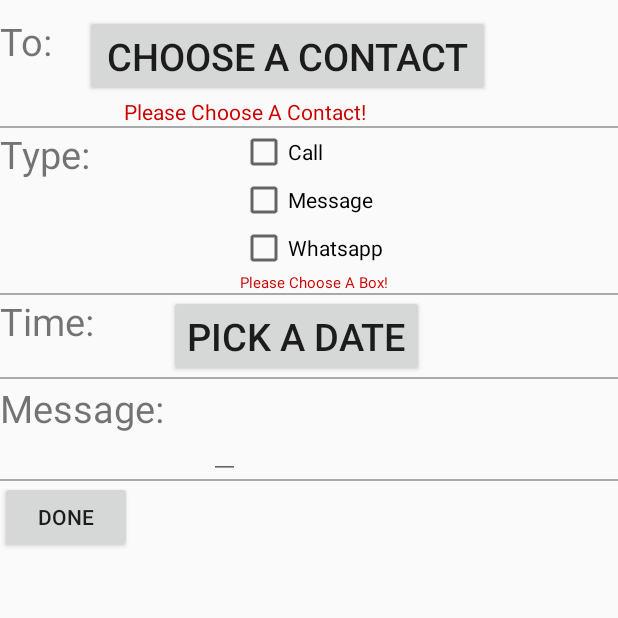
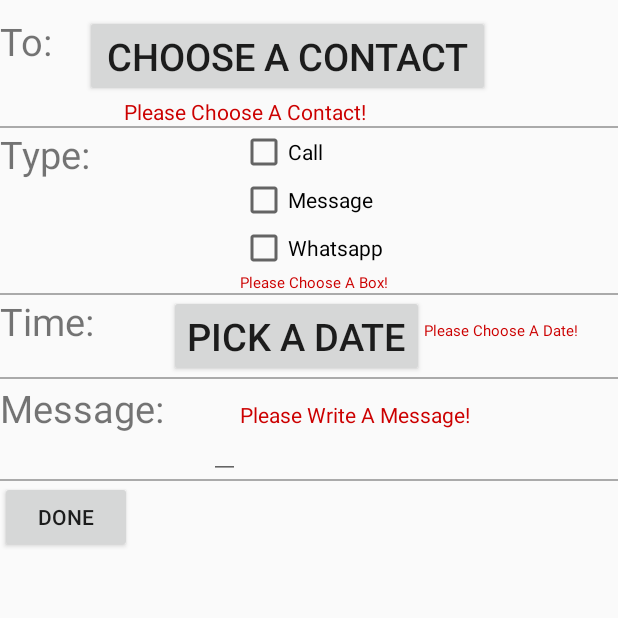
Before and after one commit to amitropp/finalProject, an Android app: the fragment AddMsgFragment shown on its own in the app's theme, after a tap on "DONE", on a phone screen of 412 x 824 dp, the top half of it. Run offline under Robolectric (Android 15) with nearby library versions, the phone set to English and light mode, and no system bars.

Commit message:
err messages

```diff
--- a/app/src/main/java/com/friends/stay/keepintouch/AddMsgFragment.java
+++ b/app/src/main/java/com/friends/stay/keepintouch/AddMsgFragment.java
@@ -48,7 +48,7 @@ public class AddMsgFragment extends Fragment {
     private Msg mExistingMsg = null;
     private String mChosenName;
     private String mChosenPhoneNumber;
-    private Date mChosenDate;
+    private Date mChosenDate = null;
     private int mindexOfMsgToEdit;
     private CheckBox[] mAllCb;
     private final static int CALL = 0;
@@ -306,14 +306,27 @@ public class AddMsgFragment extends Fragment {
         mDoneBtn.setOnClickListener(new View.OnClickListener() {
             @Override
             public void onClick(View v) {
+                String msgContent = mMessageTextEt.getText().toString();
                 boolean isChosenName = mChosenName != null;
+                boolean isDateChosen = mChosenDate != null;
+                boolean isMsgContent = msgContent.length() > 0;
                 if (!isChosenName) {
                     thisView.findViewById(R.id.tv_err_no_chosen_contact).setVisibility(View.VISIBLE);
                 } else {
                     thisView.findViewById(R.id.tv_err_no_chosen_contact).setVisibility(View.INVISIBLE);
                 }
+                if (!isDateChosen) {
+                    thisView.findViewById(R.id.tv_err_no_date).setVisibility(View.VISIBLE);
+                } else {
+                    thisView.findViewById(R.id.tv_err_no_date).setVisibility(View.INVISIBLE);
+                }
+                if (!isMsgContent) {
+                    thisView.findViewById(R.id.tv_err_no_msg).setVisibility(View.VISIBLE);
+                } else {
+                    thisView.findViewById(R.id.tv_err_no_msg).setVisibility(View.INVISIBLE);
+                }
 
-                String msgContent = mMessageTextEt.getText().toString();
+
                 //get which medias are pressed is pressed
                 boolean isCall = mAllCb[CALL].isChecked();
                 boolean isMsg = mAllCb[SMS].isChecked();
@@ -326,7 +339,7 @@ public class AddMsgFragment extends Fragment {
                 } else {
                     thisView.findViewById(R.id.tv_err_no_chosen_box).setVisibility(View.INVISIBLE);
                 }
-                if (!isChosenBox || !isChosenName) {
+                if (!isChosenBox || !isChosenName || !isMsgContent || !isDateChosen) {
                     return;
                 }
                 MainActivity activity = MainActivity.getInstance();
--- a/app/src/main/res/layout/fragment_add_msg.xml
+++ b/app/src/main/res/layout/fragment_add_msg.xml
@@ -132,7 +132,8 @@
     <!--Time-->
     <LinearLayout
         android:layout_width="wrap_content"
-        android:layout_height="wrap_content">
+        android:layout_height="wrap_content"
+        android:weightSum="1">
         <RelativeLayout
             android:layout_width="wrap_content"
             android:layout_height="wrap_content"
@@ -160,6 +161,15 @@
                 android:layout_toEndOf="@+id/textView3" />
 
         </RelativeLayout>
+        <TextView
+            android:layout_width="wrap_content"
+            android:layout_height="wrap_content"
+            android:id="@+id/tv_err_no_date"
+            android:text="Please Choose A Date!"
+            android:textColor="@android:color/holo_red_dark"
+            android:visibility="invisible"
+            android:textSize="10dp"
+            android:layout_weight="0.72" />
 
     </LinearLayout>
 
@@ -191,6 +201,14 @@
             android:layout_height="wrap_content"
             android:layout_width="wrap_content"
             android:scrollbars="vertical"
+            />
+        <TextView
+            android:layout_width="wrap_content"
+            android:layout_height="wrap_content"
+            android:id="@+id/tv_err_no_msg"
+            android:text="Please Write A Message!"
+            android:textColor="@android:color/holo_red_dark"
+            android:visibility="invisible"
             />
 
     </LinearLayout>
```
